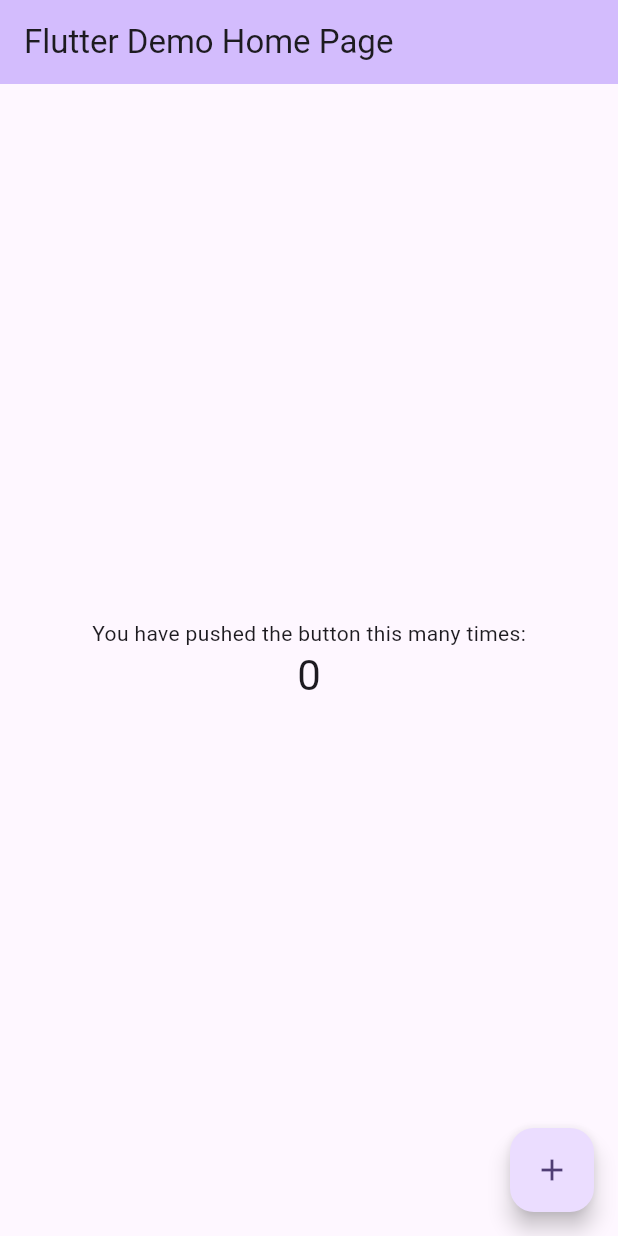
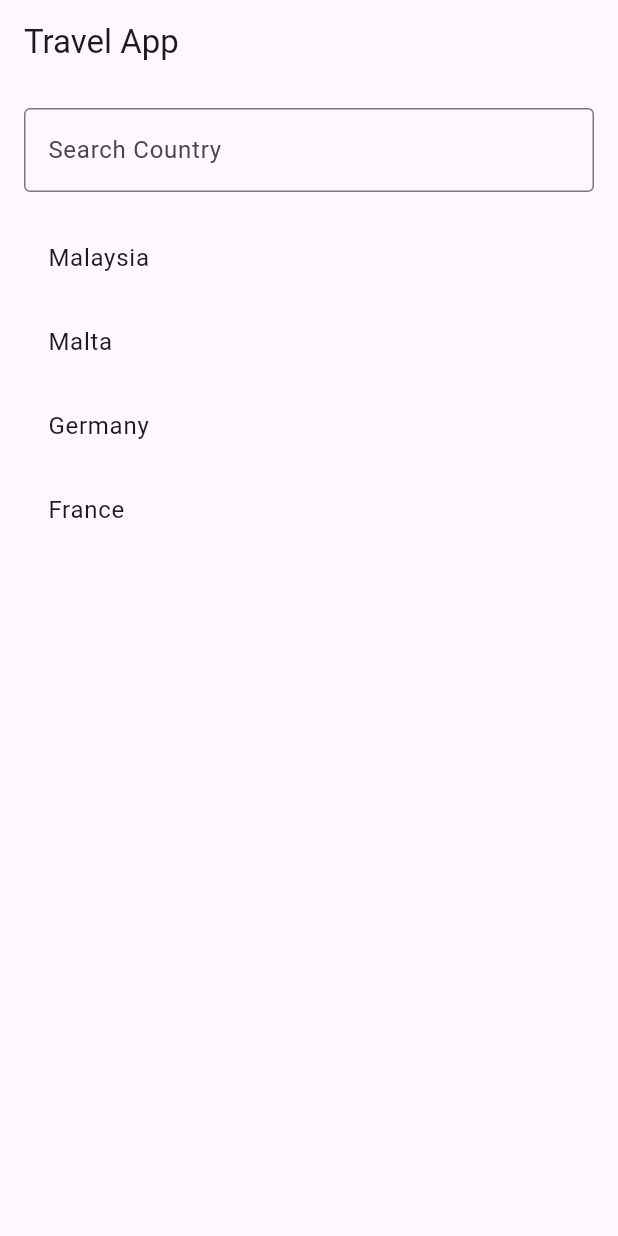
Before and after one commit to mahirandigital/simple-travel-app, a Flutter app: the screen it shows after launch, on a phone screen of 412 x 824 dp. Run offline on Flutter 3.47's test engine with Material 3 defaults, Android fonts, the phone set to English and light mode, and no system bars.

Commit message:
no message

```diff
--- /dev/null
+++ b/lib/country_search/country_search_screen.dart
@@ -0,0 +1,130 @@
+import 'package:flutter/material.dart';
+import 'package:travel/models/tourism_place_model.dart';
+import 'package:travel/tourism_list/tourism_list_screen.dart';
+
+// class MyWidget extends StatefulWidget {
+//   const MyWidget({super.key});
+
+//   @override
+//   State<MyWidget> createState() => _MyWidgetState();
+// }
+
+// class _MyWidgetState extends State<MyWidget> {
+//   @override
+//   Widget build(BuildContext context) {
+//     return const Placeholder();
+//   }
+// }
+
+class CountrySearchPage extends StatefulWidget {
+  const CountrySearchPage({super.key});
+
+  @override
+  State<CountrySearchPage> createState() => _CountrySearchPageState();
+}
+
+class _CountrySearchPageState extends State<CountrySearchPage> {
+  final List<TourismPlaceModel> tourismPlaceModels = [
+    TourismPlaceModel(
+      country: "Malaysia",
+      namePlace: "Petronas Twin Towers",
+      imageUrl: "https://example.com/petronas.jpg",
+    ),
+    TourismPlaceModel(
+      country: "Malaysia",
+      namePlace: "Langkawi Island",
+      imageUrl: "https://example.com/langkawi.jpg",
+    ),
+    TourismPlaceModel(
+      country: "Malta",
+      namePlace: "Valletta",
+      imageUrl: "https://example.com/valletta.jpg",
+    ),
+    TourismPlaceModel(
+      country: "Malta",
+      namePlace: "Blue Lagoon",
+      imageUrl: "https://example.com/bluelagoon.jpg",
+    ),
+    TourismPlaceModel(
+      country: "Germany",
+      namePlace: "Brandenburg Gate",
+      imageUrl: "https://example.com/brandenburg.jpg",
+    ),
+    TourismPlaceModel(
+      country: "France",
+      namePlace: "Eiffel Tower",
+      imageUrl: "https://example.com/eiffel.jpg",
+    ),
+  ];
+
+  late List<String?> countries;
+  String query = "";
+  List<String?> filteredCountries = [];
+
+  @override
+  void initState() {
+    super.initState();
+    // Extract unique country names from tourismPlaceModelTourismPlaceModels
+    countries = tourismPlaceModels
+        .map((place) => place.country)
+        .toSet()
+        .toList(); // Use a Set to ensure uniqueness
+    filteredCountries = countries;
+  }
+
+  void searchCountry(String query) {
+    final suggestions = countries
+        .where(
+            (country) => country!.toLowerCase().startsWith(query.toLowerCase()))
+        .toList();
+
+    setState(() {
+      this.query = query;
+      filteredCountries = suggestions;
+    });
+  }
+
+  @override
+  Widget build(BuildContext context) {
+    return Scaffold(
+      appBar: AppBar(
+        title: Text("Travel App"),
+      ),
+      body: Padding(
+        padding: const EdgeInsets.all(16.0),
+        child: Column(
+          children: [
+            TextField(
+              decoration: InputDecoration(
+                labelText: "Search Country",
+                border: OutlineInputBorder(),
+              ),
+              onChanged: searchCountry,
+            ),
+            SizedBox(height: 16),
+            Expanded(
+              child: ListView.builder(
+                itemCount: filteredCountries.length,
+                itemBuilder: (context, index) {
+                  final country = filteredCountries[index];
+                  return ListTile(
+                    title: Text(country ?? ""),
+                    onTap: () {
+                      Navigator.push(
+                        context,
+                        MaterialPageRoute(
+                          builder: (context) =>
+                              TourismListPage(country: country!),
+                        ),
+                      );
+                    },
+                  );
+                },
+              ),
+            ),
+          ],
+        ),
+      ),
+    );
+  }
+}
--- a/lib/main.dart
+++ b/lib/main.dart
@@ -1,4 +1,5 @@
 import 'package:flutter/material.dart';
+import 'package:travel/country_search/country_search_screen.dart';
 
 void main() {
   runApp(const MyApp());
@@ -16,95 +17,7 @@ class MyApp extends StatelessWidget {
         colorScheme: ColorScheme.fromSeed(seedColor: Colors.deepPurple),
         useMaterial3: true,
       ),
-      home: const MyHomePage(title: 'Flutter Demo Home Page'),
+      home: CountrySearchPage(),
     );
   }
 }
-
-class MyHomePage extends StatefulWidget {
-  const MyHomePage({super.key, required this.title});
-
-  // This widget is the home page of your application. It is stateful, meaning
-  // that it has a State object (defined below) that contains fields that affect
-  // how it looks.
-
-  // This class is the configuration for the state. It holds the values (in this
-  // case the title) provided by the parent (in this case the App widget) and
-  // used by the build method of the State. Fields in a Widget subclass are
-  // always marked "final".
-
-  final String title;
-
-  @override
-  State<MyHomePage> createState() => _MyHomePageState();
-}
-
-class _MyHomePageState extends State<MyHomePage> {
-  int _counter = 0;
-
-  void _incrementCounter() {
-    setState(() {
-      // This call to setState tells the Flutter framework that something has
-      // changed in this State, which causes it to rerun the build method below
-      // so that the display can reflect the updated values. If we changed
-      // _counter without calling setState(), then the build method would not be
-      // called again, and so nothing would appear to happen.
-      _counter++;
-    });
-  }
-
-  @override
-  Widget build(BuildContext context) {
-    // This method is rerun every time setState is called, for instance as done
-    // by the _incrementCounter method above.
-    //
-    // The Flutter framework has been optimized to make rerunning build methods
-    // fast, so that you can just rebuild anything that needs updating rather
-    // than having to individually change instances of widgets.
-    return Scaffold(
-      appBar: AppBar(
-        // TRY THIS: Try changing the color here to a specific color (to
-        // Colors.amber, perhaps?) and trigger a hot reload to see the AppBar
-        // change color while the other colors stay the same.
-        backgroundColor: Theme.of(context).colorScheme.inversePrimary,
-        // Here we take the value from the MyHomePage object that was created by
-        // the App.build method, and use it to set our appbar title.
-        title: Text(widget.title),
-      ),
-      body: Center(
-        // Center is a layout widget. It takes a single child and positions it
-        // in the middle of the parent.
-        child: Column(
-          // Column is also a layout widget. It takes a list of children and
-          // arranges them vertically. By default, it sizes itself to fit its
-          // children horizontally, and tries to be as tall as its parent.
-          //
-          // Column has various properties to control how it sizes itself and
-          // how it positions its children. Here we use mainAxisAlignment to
-          // center the children vertically; the main axis here is the vertical
-          // axis because Columns are vertical (the cross axis would be
-          // horizontal).
-          //
-          // TRY THIS: Invoke "debug painting" (choose the "Toggle Debug Paint"
-          // action in the IDE, or press "p" in the console), to see the
-          // wireframe for each widget.
-          mainAxisAlignment: MainAxisAlignment.center,
-          children: <Widget>[
-            const Text(
-              'You have pushed the button this many times:',
-            ),
-            Text(
-              '$_counter',
-              style: Theme.of(context).textTheme.headlineMedium,
-            ),
-          ],
-        ),
-      ),
-      floatingActionButton: FloatingActionButton(
-        onPressed: _incrementCounter,
-        tooltip: 'Increment',
-        child: const Icon(Icons.add),
-      ), // This trailing comma makes auto-formatting nicer for build methods.
-    );
-  }
-}
--- /dev/null
+++ b/lib/models/tourism_place_model.dart
@@ -0,0 +1,11 @@
+class TourismPlaceModel {
+  String? country;
+  String? namePlace;
+  String? imageUrl;
+
+  TourismPlaceModel({
+    required this.country,
+    required this.namePlace,
+    required this.imageUrl,
+  });
+}
```
Also changed, not shown: lib/tourism_list/tourism_list_screen.dart (added, +62 -0 lines).
